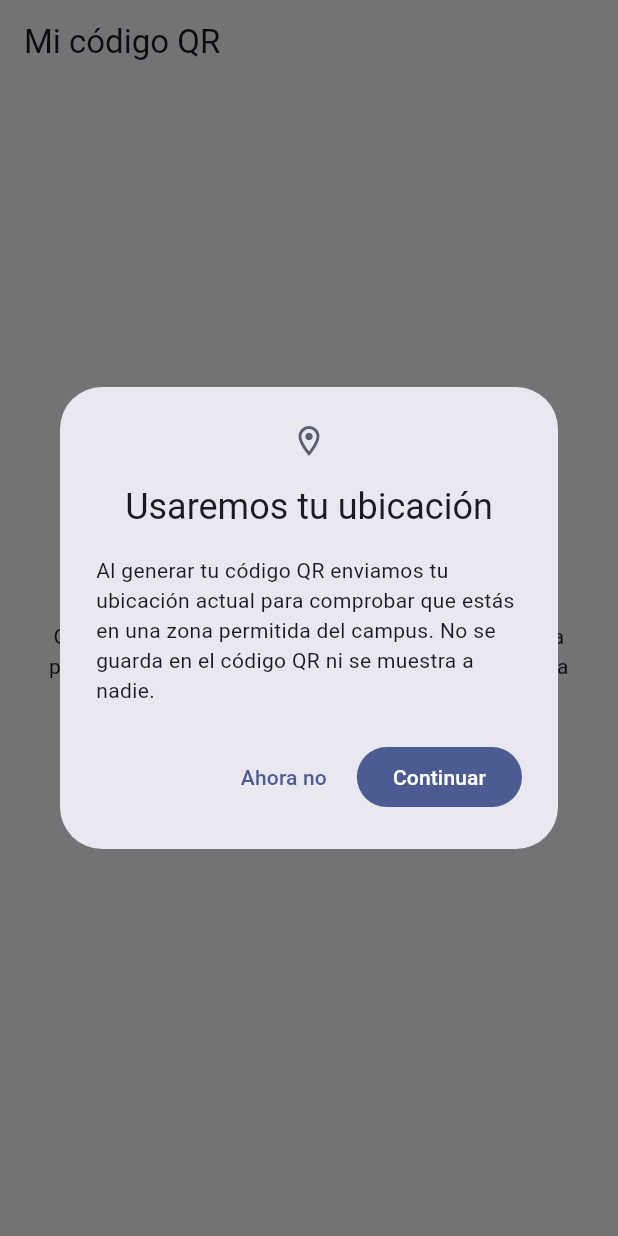
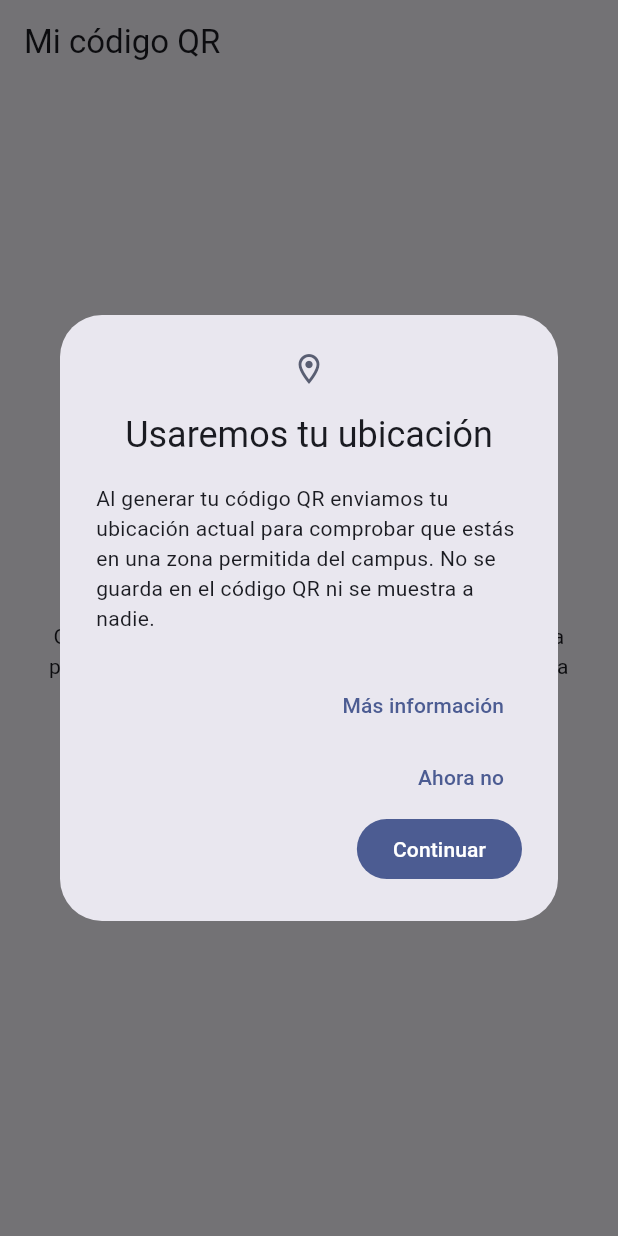
Before and after one commit to CarlosAyala1989/app-seguridad-entrada-upt, a Flutter app: what buildCodigoQrPage() shows on an empty page, opened directly, after a tap on "Generar código QR", on a phone screen of 412 x 824 dp. Run offline on Flutter 3.47's test engine with Material 3 defaults, Android fonts, the phone set to English and light mode, and no system bars; our stand-ins replace camera, flutter_secure_storage, geolocator, qr_flutter; accounts and stored records are empty; network calls fail.

Commit message:
feat(privacidad): acceso al aviso desde la identidad y la explicacion de ubicacion (US-24)

```diff
--- a/aplicacion_estudiante/lib/core/di/app_dependencies.dart
+++ b/aplicacion_estudiante/lib/core/di/app_dependencies.dart
@@ -24,6 +24,8 @@ import '../../features/perfil_digital/data/repositories/perfil_digital_repositor
 import '../../features/perfil_digital/domain/usecases/obtener_perfil_digital.dart';
 import '../../features/perfil_digital/presentation/viewmodels/perfil_digital_view_model.dart';
 import '../../features/perfil_digital/presentation/views/perfil_digital_page.dart';
+import '../../features/privacidad/data/aviso_privacidad_vigente.dart';
+import '../../features/privacidad/presentation/views/aviso_privacidad_page.dart';
 import '../../features/ubicacion/data/repositories/ubicacion_repository_impl.dart';
 import '../../features/ubicacion/domain/repositories/ubicacion_repository.dart';
 import '../../features/ubicacion/domain/usecases/obtener_ubicacion_confiable_use_case.dart';
@@ -115,6 +117,7 @@ final class AppDependencies {
           onVerCodigoQr: () => Navigator.of(context).push(
             MaterialPageRoute<void>(builder: (_) => buildCodigoQrPage()),
           ),
+          onVerAvisoPrivacidad: () => abrirAvisoPrivacidad(context),
           onCerrarSesion: () async {
             // Revoca la sesión en el backend y borra los tokens locales,
             // aunque no haya red (ver LoginEstudianteRepositoryImpl).
@@ -150,6 +153,20 @@ final class AppDependencies {
       ),
       revocarCodigoQr: RevocarCodigoQrUseCase(repository),
     );
-    return CodigoQrPage(viewModel: viewModel);
+    return Builder(
+      builder: (context) => CodigoQrPage(
+        viewModel: viewModel,
+        onVerAvisoPrivacidad: () => abrirAvisoPrivacidad(context),
+      ),
+    );
+  }
+
+  /// Abre el aviso de privacidad vigente (US-24).
+  static void abrirAvisoPrivacidad(BuildContext context) {
+    Navigator.of(context).push(
+      MaterialPageRoute<void>(
+        builder: (_) => AvisoPrivacidadPage(aviso: avisoPrivacidadVigente),
+      ),
+    );
   }
 }
--- a/aplicacion_estudiante/lib/features/codigo_qr/presentation/views/codigo_qr_page.dart
+++ b/aplicacion_estudiante/lib/features/codigo_qr/presentation/views/codigo_qr_page.dart
@@ -7,9 +7,16 @@ import '../states/codigo_qr_state.dart';
 import '../viewmodels/codigo_qr_view_model.dart';
 
 class CodigoQrPage extends StatefulWidget {
-  const CodigoQrPage({super.key, required this.viewModel});
+  const CodigoQrPage({
+    super.key,
+    required this.viewModel,
+    this.onVerAvisoPrivacidad,
+  });
 
   final CodigoQrViewModel viewModel;
+
+  /// Abre el aviso de privacidad desde la explicación de la ubicación.
+  final VoidCallback? onVerAvisoPrivacidad;
 
   @override
   State<CodigoQrPage> createState() => _CodigoQrPageState();
@@ -26,7 +33,10 @@ class _CodigoQrPageState extends State<CodigoQrPage> {
 
   Future<void> _generar() async {
     if (!_ubicacionExplicada) {
-      final continuar = await confirmarUsoUbicacion(context);
+      final continuar = await confirmarUsoUbicacion(
+        context,
+        onVerAvisoPrivacidad: widget.onVerAvisoPrivacidad,
+      );
       if (!continuar || !mounted) return;
       _ubicacionExplicada = true;
     }
--- a/aplicacion_estudiante/lib/features/ubicacion/presentation/widgets/explicacion_ubicacion_dialog.dart
+++ b/aplicacion_estudiante/lib/features/ubicacion/presentation/widgets/explicacion_ubicacion_dialog.dart
@@ -4,7 +4,13 @@ import '../../../../shared/l10n/app_strings.dart';
 
 /// Explica para qué se usa la ubicación antes de que el sistema pida el
 /// permiso. Devuelve `true` si la persona decide continuar.
-Future<bool> confirmarUsoUbicacion(BuildContext context) async {
+///
+/// Con [onVerAvisoPrivacidad] se muestra además «Más información», que abre
+/// el aviso de privacidad (US-24) sin cerrar el diálogo.
+Future<bool> confirmarUsoUbicacion(
+  BuildContext context, {
+  VoidCallback? onVerAvisoPrivacidad,
+}) async {
   final continuar = await showDialog<bool>(
     context: context,
     builder: (context) => AlertDialog(
@@ -12,6 +18,11 @@ Future<bool> confirmarUsoUbicacion(BuildContext context) async {
       title: const Text(AppStrings.locationWhyTitle),
       content: const Text(AppStrings.locationWhyBody),
       actions: [
+        if (onVerAvisoPrivacidad != null)
+          TextButton(
+            onPressed: onVerAvisoPrivacidad,
+            child: const Text(AppStrings.moreInfo),
+          ),
         TextButton(
           onPressed: () => Navigator.of(context).pop(false),
           child: const Text(AppStrings.notNow),
```
Also changed, not shown: aplicacion_estudiante/lib/features/perfil_digital/presentation/views/perfil_digital_page.dart (+10 -0 lines).
